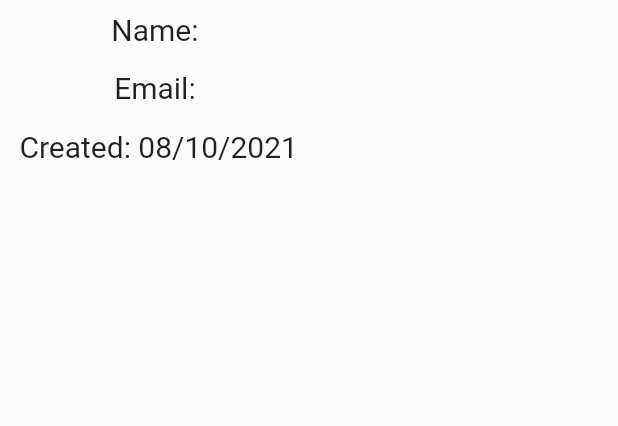
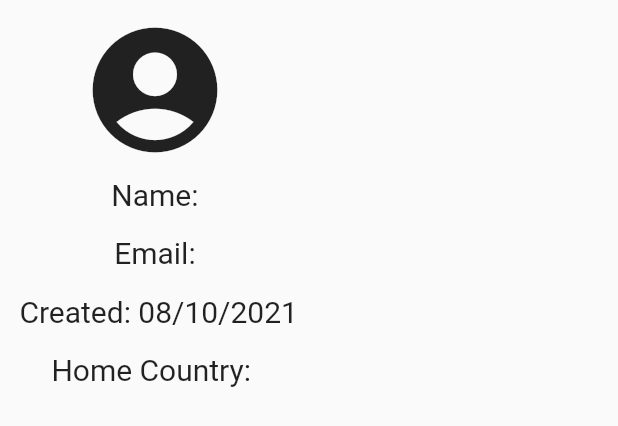
Before and after one commit to blaqcat/makhi, a Flutter app: the ProfileView widget shown alone on an empty page, opened directly, on a phone screen of 412 x 824 dp. Shown: the top 426 px of the screen. Run offline on Flutter 3.47's test engine with Material 2 defaults, Android fonts, the phone set to English and light mode, and no system bars; our stand-ins replace email_validator, firebase_auth, firebase_core, firebase_storage, get_it, google_sign_in; missing offline and left inert: flutter_super_state; accounts and stored records are empty; statements that could not run were skipped.

Commit message:
Day 5 1st commit

```diff
--- a/lib/screens/homeScreens/NavigationBar/profile.dart
+++ b/lib/screens/homeScreens/NavigationBar/profile.dart
@@ -4,16 +4,24 @@
 import 'package:firebase_auth/firebase_auth.dart';
 import 'package:flutter/material.dart';
 import 'package:makhi/services/authentication_services/auth_services.dart';
+//import 'package:makhi/services/authentication_services/provider_widget.dart';
 import 'package:provider/provider.dart';
 import 'package:intl/intl.dart';
 import 'package:makhi/screens/homeScreens/NavigationBar/profile/user_model.dart';
-import 'package:flutter_super_state/flutter_super_state.dart';;
+import 'package:flutter_super_state/flutter_super_state.dart';
 
-class ProfileView extends StatelessWidget {
 
-  UserModel user = UserModel(" ");
+class ProfileView extends StatefulWidget {
+  @override
+  _ProfileViewState createState() => _ProfileViewState();
+}
+
+
+class _ProfileViewState extends State<ProfileView> {
+
+  UserModel _user = UserModel("");
+  bool _isAdmin = false;
   TextEditingController _userCountryController = TextEditingController();
-
 
   @override
   Widget build(BuildContext context) {
@@ -40,7 +48,11 @@ class ProfileView extends StatelessWidget {
     final user = snapshot.data;
 
     return Column(
-      children: [
+      children: <Widget>[
+        Padding(
+          padding: const EdgeInsets.only(top: 10.0),
+          child: Provider.of<AuthServices>(context).getProfileImage(),
+        ),
         Padding(
           padding: const EdgeInsets.all(8.0),
           child: Text(" Name: ${user.displayName}", style: TextStyle(fontSize: 20),),
@@ -55,20 +67,41 @@ class ProfileView extends StatelessWidget {
             style: TextStyle(fontSize: 20),
           ),
         ),
+        FutureBuilder(
+            future: _getProfileData(),
+            builder: (context, snapshot) {
+              if (snapshot.connectionState == ConnectionState.done) {
+                _userCountryController.text = _user.homeCountry;
+                _isAdmin = _user.admin ?? false;
+              }
+              return Container(
+                child: Column(
+                  children: <Widget>[
+                    Padding(
+                      padding: const EdgeInsets.all(8.0),
+                      child: Text(
+                        "Home Country: ${_userCountryController.text}",
+                        style: TextStyle(fontSize: 20),
+                      ),
+                    ),
+                  ],
+                ),
+              );
+
+
+            })
 
       ],
     );
 
   }
-  void _userEditBottomSheet(BuildContext context) {
+
+  void _userEditBottomSheet( BuildContext context) {
     showModalBottomSheet(
         context: context,
         builder: (BuildContext bc) {
           return Container(
-              height: MediaQuery
-                  .of(context)
-                  .size
-                  .height * .60,
+            height:MediaQuery.of(context).size.height * .60 ,
             child: Padding(
               padding: const EdgeInsets.only(left: 15.0, top: 15.0),
               child: Column(
@@ -95,48 +128,34 @@ class ProfileView extends StatelessWidget {
                           child: TextField(
                             controller: _userCountryController,
                             decoration: InputDecoration(
-                                    helperText: "Home Country",
+                              helperText: "Province",
                             ),
                           ),
                         ),
-                            )
+                      ),
                     ],
                   ),
-                        Row(
-                            mainAxisAlignment: MainAxisAlignment.center,
-                            children: <Widget>[
-                              RaisedButton(
-                                child: Text('Save'),
-                                color: Colors.green,
-                                textColor: Colors.white,
-                                onPressed: () async {
-                                  user.homeCountry =
-                                      _userCountryController.text;
-                                  setState(() {
-                                    _userCountryController.text =
-                                        user.homeCountry;
+
+                ],
+              ),
+            ),
+          );
+        }
+    );
+  }
+  _getProfileData() async {
+    final uid = await Provider.of<AuthServices>(context).getCurrentUID();
+    await Provider.of(context)
+        .db
+        .collection('userDate')
+        .document(uid)
+        .get().then((result) {
+          _user.homeCountry = result.data['homeCountry'];
+          _user.admin =result.data['admin'];
     });
-                                  final uid =
-                                  await Provider
-                                      .of(context)
-                                      .auth
-                                      .getCurrentUID();
-                                  await Provider
-                                      .of(context)
-                                      .db
-                                      .collection('userData')
-                                      .document(uid)
-                                      .setData(user.toJson());
-                                  Navigator.of(context).pop();
-                                },
-                              )
-                            ]
-                        )
-                      ]
-                  )
-              )
-          );
-        });
+
   }
 
+
+
 }
--- /dev/null
+++ b/lib/services/authentication_services/provider_widget.dart
@@ -0,0 +1,20 @@
+import 'package:flutter/cupertino.dart';
+import 'package:makhi/services/authentication_services/auth_services.dart';
+import 'package:flutter/material.dart';
+
+
+class Provider extends InheritedWidget {
+  final AuthServices auth;
+  final db;
+  final colors;
+
+  Provider({Key key, Widget child, this.auth, this.db, this.colors}) : super(key: key, child: child);
+
+  @override
+  bool updateShouldNotify(InheritedWidget oldWidget) {
+    // TODO: implement updateShouldNotify
+    return true;
+  }
+
+  static Provider of(BuildContext context) => (context.dependOnInheritedWidgetOfExactType<Provider>());
+}
```
Lines whose indentation alone changed are shown as unchanged.
